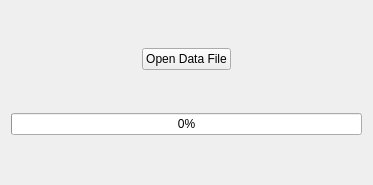
Above: src/main/resources/base/theme/load.ui from bigusef/rocks before the change. Below: the same form after it.
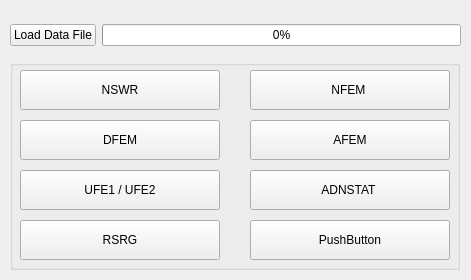
That is the form after the change.

Commit message: other buttons

```diff
--- a/src/main/resources/base/theme/load.ui
+++ b/src/main/resources/base/theme/load.ui
@@ -6,58 +6,156 @@
    <rect>
     <x>0</x>
     <y>0</y>
-    <width>373</width>
-    <height>185</height>
+    <width>471</width>
+    <height>280</height>
    </rect>
   </property>
   <property name="windowTitle">
    <string>Form</string>
   </property>
-  <layout class="QGridLayout" name="gridLayout">
-   <item row="0" column="0">
-    <spacer name="horizontalSpacer">
-     <property name="orientation">
-      <enum>Qt::Horizontal</enum>
-     </property>
-     <property name="sizeHint" stdset="0">
-      <size>
-       <width>98</width>
-       <height>20</height>
-      </size>
-     </property>
-    </spacer>
-   </item>
-   <item row="0" column="1">
-    <widget class="QPushButton" name="btnReadFile">
-     <property name="text">
-      <string>Open Data File</string>
-     </property>
-    </widget>
-   </item>
-   <item row="0" column="2">
-    <spacer name="horizontalSpacer_2">
-     <property name="orientation">
-      <enum>Qt::Horizontal</enum>
-     </property>
-     <property name="sizeHint" stdset="0">
-      <size>
-       <width>98</width>
-       <height>20</height>
-      </size>
-     </property>
-    </spacer>
-   </item>
-   <item row="1" column="0" colspan="3">
-    <widget class="QProgressBar" name="PB_fileLoad">
-     <property name="value">
-      <number>0</number>
-     </property>
-     <property name="textVisible">
-      <bool>true</bool>
-     </property>
-    </widget>
-   </item>
-  </layout>
+  <widget class="QGroupBox" name="groupBox_2">
+   <property name="geometry">
+    <rect>
+     <x>10</x>
+     <y>60</y>
+     <width>450</width>
+     <height>210</height>
+    </rect>
+   </property>
+   <property name="title">
+    <string/>
+   </property>
+   <widget class="QPushButton" name="btn_nswr">
+    <property name="geometry">
+     <rect>
+      <x>10</x>
+      <y>10</y>
+      <width>200</width>
+      <height>40</height>
+     </rect>
+    </property>
+    <property name="text">
+     <string>NSWR</string>
+    </property>
+   </widget>
+   <widget class="QPushButton" name="btn_dfem">
+    <property name="geometry">
+     <rect>
+      <x>10</x>
+      <y>60</y>
+      <width>200</width>
+      <height>40</height>
+     </rect>
+    </property>
+    <property name="text">
+     <string>DFEM</string>
+    </property>
+   </widget>
+   <widget class="QPushButton" name="btn_ufe">
+    <property name="geometry">
+     <rect>
+      <x>10</x>
+      <y>110</y>
+      <width>200</width>
+      <height>40</height>
+     </rect>
+    </property>
+    <property name="text">
+     <string>UFE1 / UFE2</string>
+    </property>
+   </widget>
+   <widget class="QPushButton" name="btn_rsrg">
+    <property name="geometry">
+     <rect>
+      <x>10</x>
+      <y>160</y>
+      <width>200</width>
+      <height>40</height>
+     </rect>
+    </property>
+    <property name="text">
+     <string>RSRG</string>
+    </property>
+   </widget>
+   <widget class="QPushButton" name="btn_adnstat">
+    <property name="geometry">
+     <rect>
+      <x>240</x>
+      <y>110</y>
+      <width>200</width>
+      <height>40</height>
+     </rect>
+    </property>
+    <property name="text">
+     <string>ADNSTAT </string>
+    </property>
+   </widget>
+   <widget class="QPushButton" name="btn_nfem">
+    <property name="geometry">
+     <rect>
+      <x>240</x>
+      <y>10</y>
+      <width>200</width>
+      <height>40</height>
+     </rect>
+    </property>
+    <property name="text">
+     <string>NFEM </string>
+    </property>
+   </widget>
+   <widget class="QPushButton" name="pushButton_8">
+    <property name="geometry">
+     <rect>
+      <x>240</x>
+      <y>160</y>
+      <width>200</width>
+      <height>40</height>
+     </rect>
+    </property>
+    <property name="text">
+     <string>PushButton</string>
+    </property>
+   </widget>
+   <widget class="QPushButton" name="btn_afem">
+    <property name="geometry">
+     <rect>
+      <x>240</x>
+      <y>60</y>
+      <width>200</width>
+      <height>40</height>
+     </rect>
+    </property>
+    <property name="text">
+     <string>AFEM</string>
+    </property>
+   </widget>
+  </widget>
+  <widget class="QWidget" name="layoutWidget">
+   <property name="geometry">
+    <rect>
+     <x>10</x>
+     <y>19</y>
+     <width>451</width>
+     <height>32</height>
+    </rect>
+   </property>
+   <layout class="QHBoxLayout" name="horizontalLayout">
+    <item>
+     <widget class="QPushButton" name="btnReadFile">
+      <property name="text">
+       <string>Load Data File</string>
+      </property>
+     </widget>
+    </item>
+    <item>
+     <widget class="QProgressBar" name="progressReadFile">
+      <property name="value">
+       <number>0</number>
+      </property>
+     </widget>
+    </item>
+   </layout>
+  </widget>
  </widget>
  <resources/>
  <connections/>
```
The commit also changes 3 other files.
